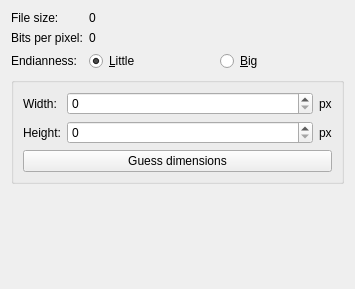
KDE/krita, file plugins/impex/heightmap/kis_wdg_options_heightmap.ui: the form before one commit.
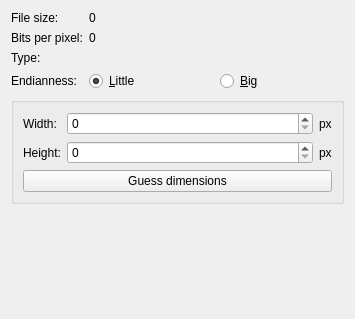
The form after the commit.

Commit message: Heightmap: Added import and export support for raw 32bit float heightmaps (*.r32)

Patch:
```diff
--- a/plugins/impex/heightmap/kis_wdg_options_heightmap.ui
+++ b/plugins/impex/heightmap/kis_wdg_options_heightmap.ui
@@ -7,7 +7,7 @@
     <x>0</x>
     <y>0</y>
     <width>355</width>
-    <height>289</height>
+    <height>319</height>
    </rect>
   </property>
   <property name="sizePolicy">
@@ -46,14 +46,14 @@
      </property>
     </widget>
    </item>
-   <item row="2" column="0">
+   <item row="3" column="0">
     <widget class="QLabel" name="endiannessLabel">
      <property name="text">
       <string>Endianness:</string>
      </property>
     </widget>
    </item>
-   <item row="2" column="1">
+   <item row="3" column="1">
     <layout class="QHBoxLayout" name="horizontalLayout">
      <item>
       <widget class="QRadioButton" name="radioLittle">
@@ -86,7 +86,7 @@
      </item>
     </layout>
    </item>
-   <item row="4" column="0" colspan="2">
+   <item row="5" column="0" colspan="2">
     <widget class="QGroupBox" name="dimensionsGroupBox">
      <property name="title">
       <string/>
@@ -165,7 +165,7 @@
      </layout>
     </widget>
    </item>
-   <item row="5" column="0" colspan="2">
+   <item row="6" column="0" colspan="2">
     <widget class="QLabel" name="statusLabel">
      <property name="text">
       <string/>
@@ -189,6 +189,20 @@
      </property>
     </widget>
    </item>
+   <item row="2" column="0">
+    <widget class="QLabel" name="typeDescLabel">
+     <property name="text">
+      <string>Type:</string>
+     </property>
+    </widget>
+   </item>
+   <item row="2" column="1">
+    <widget class="QLabel" name="typeLabel">
+     <property name="text">
+      <string/>
+     </property>
+    </widget>
+   </item>
   </layout>
  </widget>
  <tabstops>
```
The commit also changes 8 other files.
